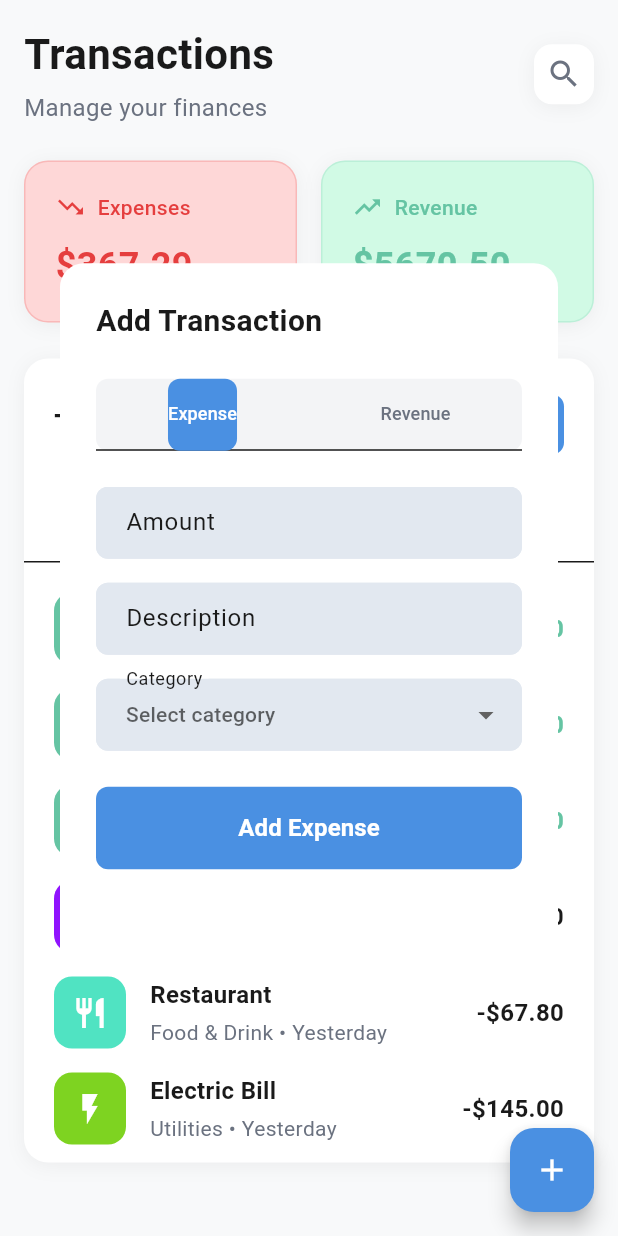
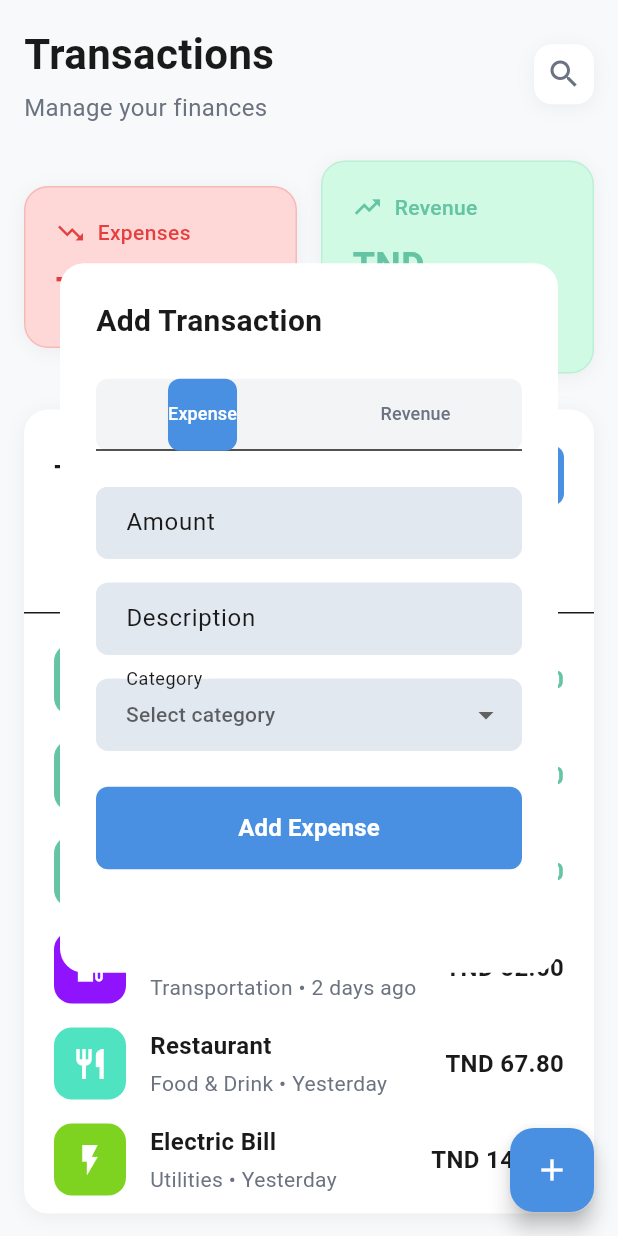
Before and after one commit to Ameni02/Mobile_Project_BrainStack_5SAE5, a Flutter app: the TransactionsPage screen opened directly, after a tap on "Add", on a phone screen of 412 x 824 dp. Run offline on Flutter 3.47's test engine with Material 3 defaults, Android fonts, the phone set to English and light mode, and no system bars; our stand-ins replace fl_chart, shared_preferences; accounts and stored records are empty; network calls fail.

Commit message:
Add ConvertedAmount widget for currency conversion display in financial goals

```diff
--- a/lib/components/FinancialGoals/quote_banner.dart
+++ b/lib/components/FinancialGoals/quote_banner.dart
@@ -15,13 +15,13 @@ class _QuoteBannerState extends State<QuoteBanner> {
   @override
   void initState() {
     super.initState();
-    _quoteFuture = QuoteApiService.fetchRandomQuote();
+    _quoteFuture = QuoteApiService.fetchThemedQuote('goals');
   }
 
   void _refresh() {
     // update the future synchronously
     setState(() {
-      _quoteFuture = QuoteApiService.fetchRandomQuote();
+      _quoteFuture = QuoteApiService.fetchThemedQuote('goals');
     });
   }
 
--- /dev/null
+++ b/lib/components/finance/converted_amount.dart
@@ -0,0 +1,107 @@
+import 'package:flutter/material.dart';
+import '../../services/exchange_rate_service.dart';
+
+/// Widget that displays an amount in base currency and (optionally) the converted amount
+/// into one or several target currencies. If all targets equal the source currency the widget only shows the base formatted value.
+class ConvertedAmount extends StatefulWidget {
+  final double amount;
+  final String fromCurrency; // e.g. "TND"
+  final String? toCurrency; // kept for backward compatibility
+  final List<String>? toCurrencies; // new: list of target currencies
+  final TextStyle? style;
+
+  const ConvertedAmount({
+    Key? key,
+    required this.amount,
+    required this.fromCurrency,
+    this.toCurrency,
+    this.toCurrencies,
+    this.style,
+  })  : assert(toCurrency != null || (toCurrencies != null && toCurrencies.length > 0), 'Provide toCurrency or toCurrencies'),
+        super(key: key);
+
+  @override
+  State<ConvertedAmount> createState() => _ConvertedAmountState();
+}
+
+class _ConvertedAmountState extends State<ConvertedAmount> {
+  late Future<List<double?>?> _convertedFuture;
+
+  List<String> get _targets {
+    if (widget.toCurrencies != null && widget.toCurrencies!.isNotEmpty) return widget.toCurrencies!.map((s) => s.toUpperCase()).toList();
+    if (widget.toCurrency != null) return [widget.toCurrency!.toUpperCase()];
+    return [];
+  }
+
+  @override
+  void initState() {
+    super.initState();
+    _loadConverted();
+  }
+
+  void _loadConverted() {
+    final targets = _targets;
+    if (targets.isEmpty || (targets.length == 1 && targets.first == widget.fromCurrency.toUpperCase())) {
+      _convertedFuture = Future.value(null);
+      return;
+    }
+
+    _convertedFuture = (() async {
+      try {
+        final results = await Future.wait<double?>(targets.map((t) async {
+          if (t == widget.fromCurrency.toUpperCase()) return null;
+          try {
+            final v = await ExchangeRateService.convert(widget.amount, widget.fromCurrency, t);
+            return v;
+          } catch (_) {
+            return null;
+          }
+        }));
+        return results;
+      } catch (_) {
+        return List<double?>.filled(targets.length, null);
+      }
+    })();
+  }
+
+  @override
+  void didUpdateWidget(covariant ConvertedAmount oldWidget) {
+    super.didUpdateWidget(oldWidget);
+    if (oldWidget.amount != widget.amount || oldWidget.fromCurrency != widget.fromCurrency || oldWidget.toCurrency != widget.toCurrency || oldWidget.toCurrencies != widget.toCurrencies) {
+      _loadConverted();
+    }
+  }
+
+  @override
+  Widget build(BuildContext context) {
+    final base = '${widget.fromCurrency.toUpperCase()} ${widget.amount.toStringAsFixed(2)}';
+    final style = widget.style ?? const TextStyle(fontSize: 16, fontWeight: FontWeight.w600);
+    final targets = _targets;
+
+    return FutureBuilder<List<double?>?>(
+      future: _convertedFuture,
+      builder: (context, snap) {
+        if (snap.connectionState == ConnectionState.waiting) {
+          return Text(base, style: style);
+        }
+        final convertedList = snap.data;
+        if (convertedList == null || convertedList.every((v) => v == null)) {
+          return Text(base, style: style);
+        }
+
+        // Build lines: base then each converted value (if available)
+        final children = <Widget>[Text(base, style: style)];
+        for (var i = 0; i < targets.length; i++) {
+          final v = convertedList.length > i ? convertedList[i] : null;
+          if (v == null) continue;
+          children.add(Text('${targets[i]} ${v.toStringAsFixed(2)}', style: style.copyWith(fontSize: 12, fontWeight: FontWeight.normal, color: Colors.grey)));
+        }
+
+        return Column(
+          crossAxisAlignment: CrossAxisAlignment.end,
+          children: children,
+        );
+      },
+    );
+  }
+}
--- a/lib/pages/transactions_page.dart
+++ b/lib/pages/transactions_page.dart
@@ -1,6 +1,9 @@
 import 'package:flutter/material.dart';
 import '../models/transaction_data.dart';
 import '../components/add_transaction_dialog.dart';
+import '../components/finance/converted_amount.dart';
+
+Color colorWithOpacity(Color c, double opacity) => Color.fromARGB((opacity * 255).round(), c.red, c.green, c.blue);
 
 class TransactionsPage extends StatefulWidget {
   const TransactionsPage({super.key});
@@ -12,6 +15,7 @@ class TransactionsPage extends StatefulWidget {
 class _TransactionsPageState extends State<TransactionsPage> with TickerProviderStateMixin {
   late TabController _tabController;
   bool _showAddTransactionDialog = false;
+  final String _displayCurrency = 'USD'; // default target currency for display
 
   @override
   void initState() {
@@ -108,7 +112,7 @@ class _TransactionsPageState extends State<TransactionsPage> with TickerProvider
             borderRadius: BorderRadius.circular(12),
             boxShadow: [
               BoxShadow(
-                color: Colors.black.withOpacity(0.05),
+                color: colorWithOpacity(Colors.black, 0.05),
                 blurRadius: 10,
                 offset: const Offset(0, 2),
               ),
@@ -162,10 +166,10 @@ class _TransactionsPageState extends State<TransactionsPage> with TickerProvider
       decoration: BoxDecoration(
         color: backgroundColor,
         borderRadius: BorderRadius.circular(16),
-        border: Border.all(color: color.withOpacity(0.2)),
+        border: Border.all(color: colorWithOpacity(color, 0.2)),
         boxShadow: [
           BoxShadow(
-            color: Colors.black.withOpacity(0.05),
+            color: colorWithOpacity(Colors.black, 0.05),
             blurRadius: 10,
             offset: const Offset(0, 2),
           ),
@@ -189,8 +193,10 @@ class _TransactionsPageState extends State<TransactionsPage> with TickerProvider
             ],
           ),
           const SizedBox(height: 12),
-          Text(
-            "\$${amount.toStringAsFixed(2)}",
+          ConvertedAmount(
+            amount: amount,
+            fromCurrency: 'TND',
+            toCurrencies: ['USD', 'EUR'],
              style: TextStyle(
                fontSize: 24,
                fontWeight: FontWeight.bold,
@@ -209,7 +215,7 @@ class _TransactionsPageState extends State<TransactionsPage> with TickerProvider
         borderRadius: BorderRadius.circular(16),
         boxShadow: [
           BoxShadow(
-            color: Colors.black.withOpacity(0.05),
+            color: colorWithOpacity(Colors.black, 0.05),
             blurRadius: 10,
             offset: const Offset(0, 2),
           ),
@@ -344,8 +350,10 @@ class _TransactionsPageState extends State<TransactionsPage> with TickerProvider
               ],
             ),
           ),
-          Text(
-            "${isRevenue ? '+' : '-'}\$${transaction.amount.toStringAsFixed(2)}",
+          ConvertedAmount(
+            amount: transaction.amount.abs(),
+            fromCurrency: 'TND',
+            toCurrencies: ['USD','EUR'],
              style: TextStyle(
                fontSize: 16,
                fontWeight: FontWeight.w600,
```
Also changed, not shown: lib/pages/goal_details_page.dart (+10 -9 lines), lib/services/quote_api_service.dart (+66 -3 lines). Lines whose indentation alone changed are shown as unchanged.
